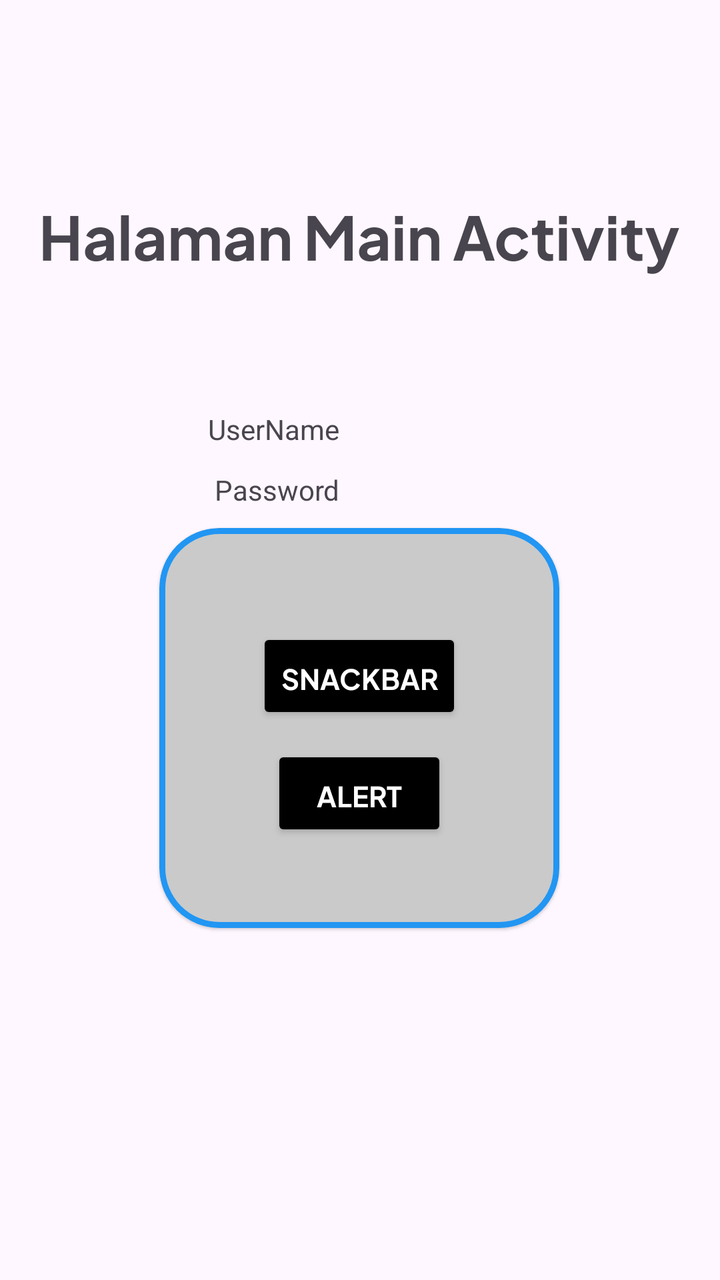
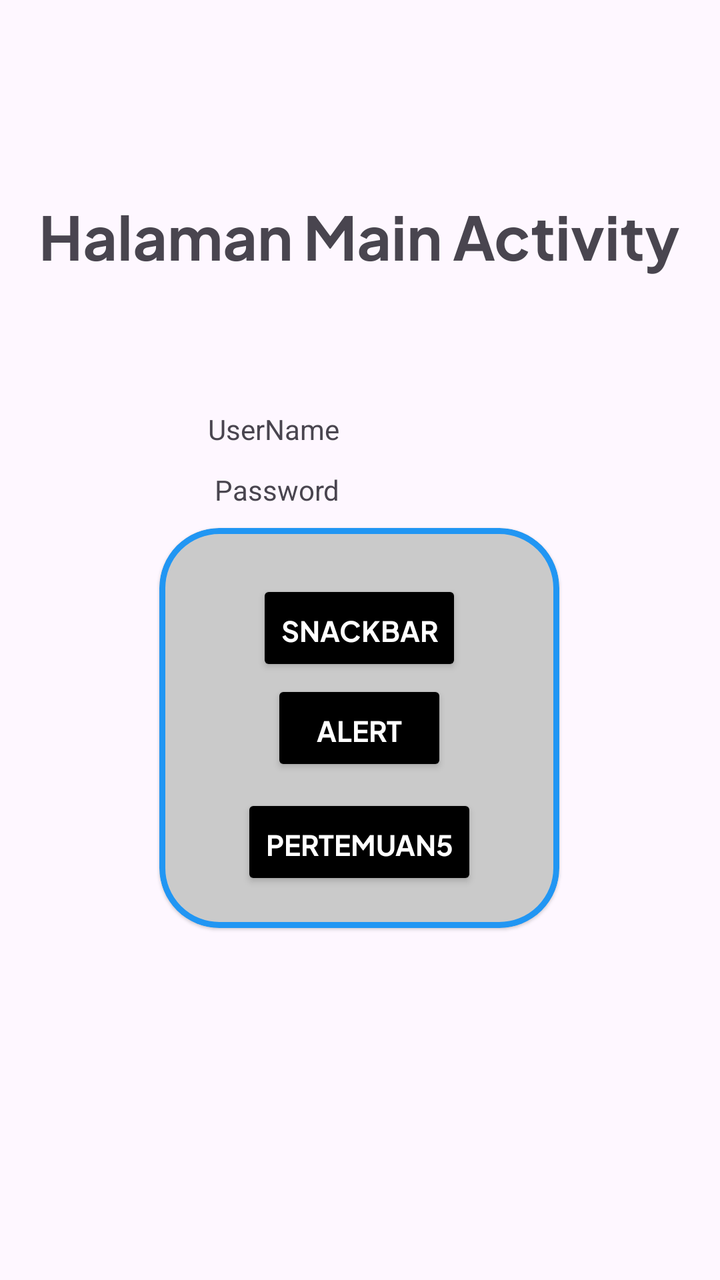

Before-and-after screenshots of an Android layout around one commit, followed by the original layout XML and the change that was made.
<!-- AndroidManifest.xml: application theme Theme.Andrew_3TIA -->
<!-- res/layout/activity_main.xml -->
<?xml version="1.0" encoding="utf-8"?>
<androidx.constraintlayout.widget.ConstraintLayout xmlns:android="http://schemas.android.com/apk/res/android"
    xmlns:app="http://schemas.android.com/apk/res-auto"
    xmlns:tools="http://schemas.android.com/tools"
    android:id="@+id/main"
    android:layout_width="match_parent"
    android:layout_height="match_parent"
    tools:context=".MainActivity">

    <TextView
        android:id="@+id/txtUsername"
        android:layout_width="wrap_content"
        android:layout_height="wrap_content"
        android:text="UserName"
        app:layout_constraintBottom_toBottomOf="parent"
        app:layout_constraintEnd_toEndOf="parent"
        app:layout_constraintHorizontal_bias="0.353"
        app:layout_constraintStart_toStartOf="parent"
        app:layout_constraintTop_toTopOf="parent"
        app:layout_constraintVertical_bias="0.33" />

    <TextView
        android:id="@+id/txtPassword"
        android:layout_width="wrap_content"
        android:layout_height="wrap_content"
        android:text="Password"
        app:layout_constraintBottom_toBottomOf="parent"
        app:layout_constraintEnd_toEndOf="parent"
        app:layout_constraintHorizontal_bias="0.361"
        app:layout_constraintStart_toStartOf="parent"
        app:layout_constraintTop_toTopOf="parent"
        app:layout_constraintVertical_bias="0.379" />

    <TextView
        android:id="@+id/textView3"
        android:layout_width="wrap_content"
        android:layout_height="wrap_content"
        android:fontFamily="@font/plusjakartasans_bold"
        android:text="Halaman Main Activity"
        android:textSize="30dp"
        app:layout_constraintBottom_toBottomOf="parent"
        app:layout_constraintEnd_toEndOf="parent"
        app:layout_constraintHorizontal_bias="0.498"
        app:layout_constraintStart_toStartOf="parent"
        app:layout_constraintTop_toTopOf="parent"
        app:layout_constraintVertical_bias="0.155" />

    <com.google.android.material.card.MaterialCardView
        android:layout_width="200dp"
        android:layout_height="200dp"
        android:backgroundTint="@color/grey"
        app:cardCornerRadius="30dp"
        app:cardElevation="1dp"
        app:layout_constraintBottom_toBottomOf="parent"
        app:layout_constraintEnd_toEndOf="parent"
        app:layout_constraintHorizontal_bias="0.497"
        app:layout_constraintStart_toStartOf="parent"
        app:layout_constraintTop_toTopOf="parent"
        app:layout_constraintVertical_bias="0.6"
        app:strokeColor="#2196F3"
        app:strokeWidth="3dp">

        <androidx.constraintlayout.widget.ConstraintLayout
            android:layout_width="match_parent"
            android:layout_height="match_parent"
            android:layout_margin="10dp">

            <Button
                android:id="@+id/btnalert"
                android:layout_width="wrap_content"
                android:layout_height="wrap_content"
                android:backgroundTint="@color/black"
                android:fontFamily="@font/plusjakartasans_bold"
                android:text="Alert"
                android:textColor="@color/white"
                app:layout_constraintBottom_toBottomOf="parent"
                app:layout_constraintEnd_toEndOf="parent"
                app:layout_constraintStart_toStartOf="parent"
                app:layout_constraintTop_toBottomOf="@+id/btnSnackbar"
                app:layout_constraintVertical_bias="0.241" />

            <Button
                android:id="@+id/btnSnackbar"
                android:layout_width="wrap_content"
                android:layout_height="wrap_content"
                android:backgroundTint="@color/black"
                android:fontFamily="@font/plusjakartasans_bold"
                android:text="Snackbar"
                android:textColor="@color/white"
                app:layout_constraintBottom_toBottomOf="parent"
                app:layout_constraintEnd_toEndOf="parent"
                app:layout_constraintStart_toStartOf="parent"
                app:layout_constraintTop_toTopOf="parent"
                app:layout_constraintVertical_bias="0.302" />

        </androidx.constraintlayout.widget.ConstraintLayout>


    </com.google.android.material.card.MaterialCardView>


</androidx.constraintlayout.widget.ConstraintLayout>
<!-- resources referenced by this layout -->
<resources>
  <color name="black">#FF000000</color>
  <color name="grey">#CACACA</color>
  <color name="white">#FFFFFFFF</color>
  <style name="Theme.Andrew_3TIA" parent="Base.Theme.Andrew_3TIA" />
  <style name="Base.Theme.Andrew_3TIA" parent="Theme.Material3.DayNight.NoActionBar">
          
          
      </style>
</resources>

<!-- the commit's change to res/layout/activity_main.xml (unified diff, before → after) -->
@@ -77,7 +77,7 @@
                 app:layout_constraintEnd_toEndOf="parent"
                 app:layout_constraintStart_toStartOf="parent"
                 app:layout_constraintTop_toBottomOf="@+id/btnSnackbar"
-                app:layout_constraintVertical_bias="0.241" />
+                app:layout_constraintVertical_bias="0.029" />
 
             <Button
                 android:id="@+id/btnSnackbar"
@@ -91,7 +91,20 @@
                 app:layout_constraintEnd_toEndOf="parent"
                 app:layout_constraintStart_toStartOf="parent"
                 app:layout_constraintTop_toTopOf="parent"
-                app:layout_constraintVertical_bias="0.302" />
+                app:layout_constraintVertical_bias="0.121" />
+
+            <Button
+                android:id="@+id/btntolima"
+                android:layout_width="wrap_content"
+                android:layout_height="wrap_content"
+                android:textColor="@color/white"
+                android:backgroundTint="@color/black"
+                android:fontFamily="@font/plusjakartasans_bold"
+                android:text="Pertemuan5"
+                app:layout_constraintBottom_toBottomOf="parent"
+                app:layout_constraintEnd_toEndOf="parent"
+                app:layout_constraintStart_toStartOf="parent"
+                app:layout_constraintTop_toBottomOf="@+id/btnalert" />
 
         </androidx.constraintlayout.widget.ConstraintLayout>
 
